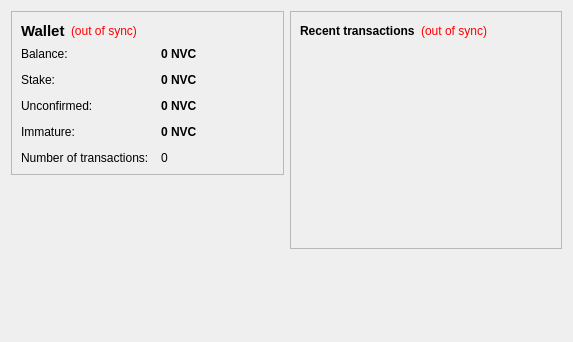
This is src/qt/forms/overviewpage.ui in magi-retro/peercoin as Qt 5 draws it before an edit. The edited form follows.
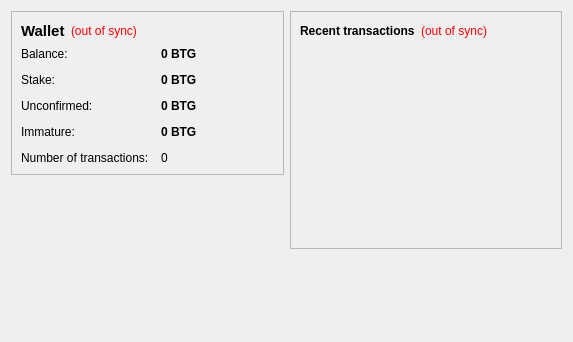
This is the edited form.

Commit message: FORK-BITGEM: [REMOVE] [REPLACE-TICKER] Replace from NVG to BTG

What changed in the file:
```diff
--- a/src/qt/forms/overviewpage.ui
+++ b/src/qt/forms/overviewpage.ui
@@ -105,7 +105,7 @@
              <string>Your current balance</string>
             </property>
             <property name="text">
-             <string notr="true">0 NVC</string>
+             <string notr="true">0 BTG</string>
             </property>
             <property name="textInteractionFlags">
              <set>Qt::LinksAccessibleByMouse|Qt::TextSelectableByKeyboard|Qt::TextSelectableByMouse</set>
@@ -134,7 +134,7 @@
              <string>Total of coins that was staked, and do not yet count toward the current balance</string>
             </property>
             <property name="text">
-             <string notr="true">0 NVC</string>
+             <string notr="true">0 BTG</string>
             </property>
             <property name="textInteractionFlags">
              <set>Qt::LinksAccessibleByMouse|Qt::TextSelectableByKeyboard|Qt::TextSelectableByMouse</set>
@@ -163,7 +163,7 @@
              <string>Total of transactions that have yet to be confirmed, and do not yet count toward the current balance</string>
             </property>
             <property name="text">
-             <string notr="true">0 NVC</string>
+             <string notr="true">0 BTG</string>
             </property>
             <property name="textInteractionFlags">
              <set>Qt::LinksAccessibleByMouse|Qt::TextSelectableByKeyboard|Qt::TextSelectableByMouse</set>
@@ -189,7 +189,7 @@
              <string>Mined balance that has not yet matured</string>
             </property>
             <property name="text">
-             <string notr="true">0 NVC</string>
+             <string notr="true">0 BTG</string>
             </property>
             <property name="textInteractionFlags">
              <set>Qt::LinksAccessibleByMouse|Qt::TextSelectableByKeyboard|Qt::TextSelectableByMouse</set>
```
The commit also changes 1 other file.
